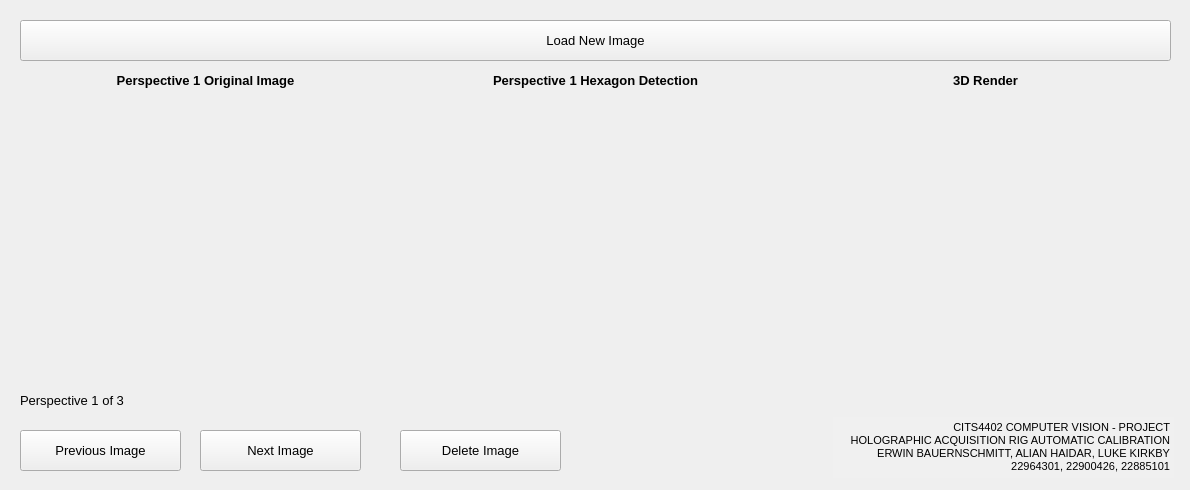
This is sourcecode/gui.ui in alian1001/Holographic-Acquisition-Calibration-Tool as Qt 5 draws it before an edit. The edited form follows.
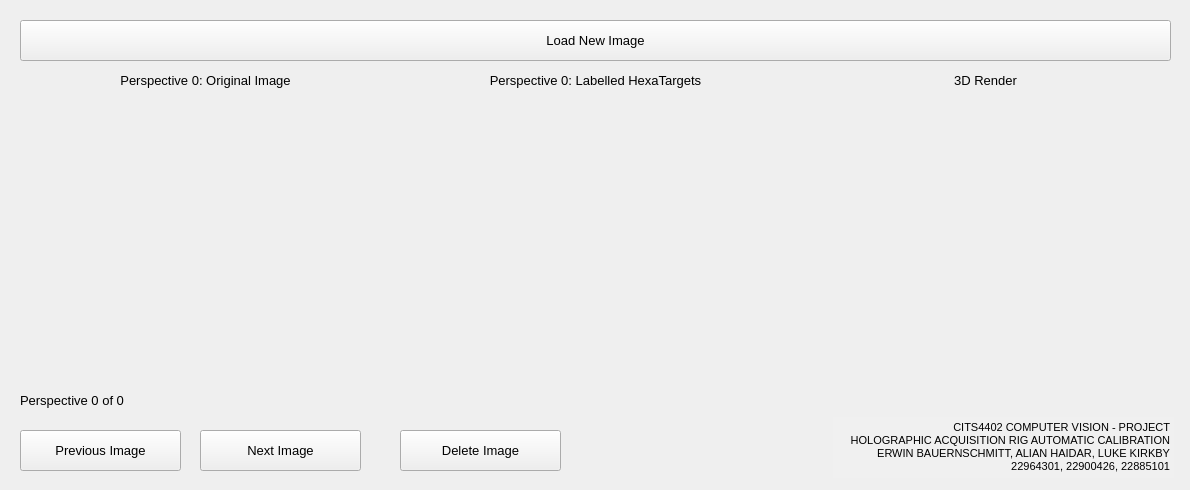
This is the edited form. Icons and pictures are not drawn.

Patch:
```diff
--- a/sourcecode/gui.ui
+++ b/sourcecode/gui.ui
@@ -65,12 +65,12 @@
    </property>
    <property name="font">
     <font>
-     <weight>75</weight>
-     <bold>true</bold>
+     <weight>50</weight>
+     <bold>false</bold>
     </font>
    </property>
    <property name="text">
-    <string>Perspective 1 Original Image</string>
+    <string>Perspective 0: Original Image</string>
    </property>
    <property name="alignment">
     <set>Qt::AlignCenter</set>
@@ -87,12 +87,12 @@
    </property>
    <property name="font">
     <font>
-     <weight>75</weight>
-     <bold>true</bold>
+     <weight>50</weight>
+     <bold>false</bold>
     </font>
    </property>
    <property name="text">
-    <string>Perspective 1 Hexagon Detection</string>
+    <string>Perspective 0: Labelled HexaTargets</string>
    </property>
    <property name="alignment">
     <set>Qt::AlignCenter</set>
@@ -220,8 +220,8 @@
    </property>
    <property name="font">
     <font>
-     <weight>75</weight>
-     <bold>true</bold>
+     <weight>50</weight>
+     <bold>false</bold>
     </font>
    </property>
    <property name="text">
@@ -241,7 +241,7 @@
     </rect>
    </property>
    <property name="text">
-    <string>Perspective 1 of 3</string>
+    <string>Perspective 0 of 0</string>
    </property>
   </widget>
   <widget class="QPushButton" name="next_image_button">
```
